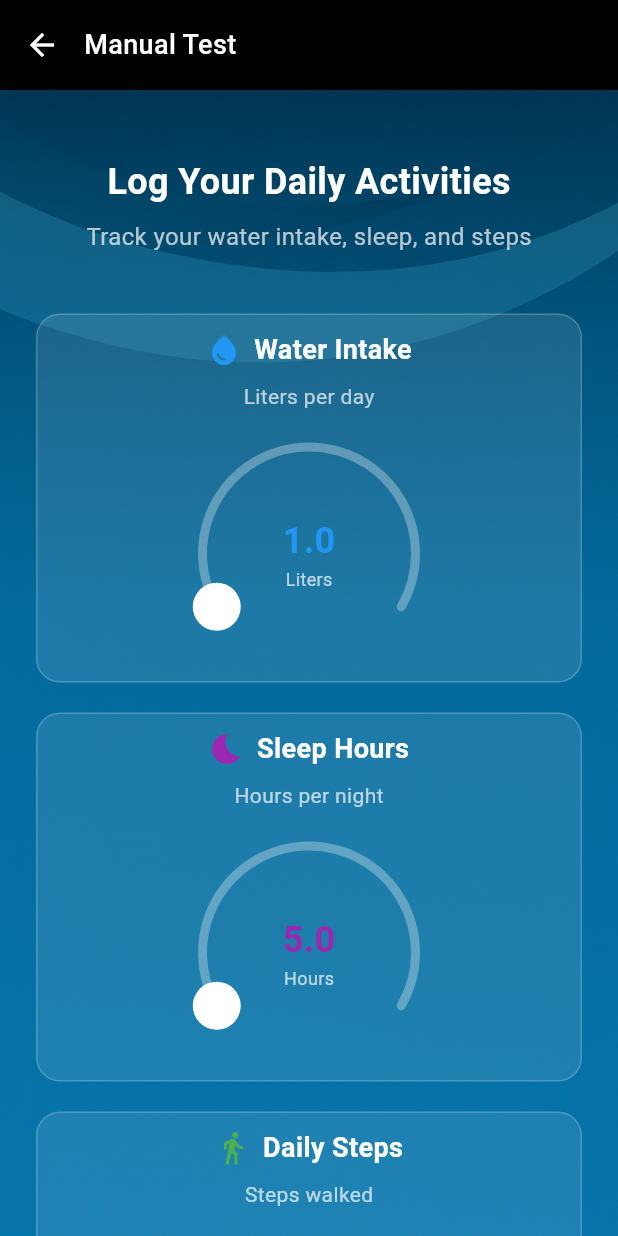
After one commit to lakshmanachimata/innovasense, a Flutter app: the ManualTestScreen screen opened directly, on a phone screen of 412 x 824 dp. The commit adds this screen. Run offline on Flutter 3.47's test engine with Material 3 defaults, Android fonts, the phone set to English and light mode, and no system bars; drawn by our look-alikes of sleek_circular_slider; our stand-ins replace image_picker, shared_preferences, webview_flutter; missing offline and left inert: encrypt, flutter_pdfview; accounts and stored records are empty; network calls fail.

Commit message:
added circular slider

```diff
--- /dev/null
+++ b/lib/models/manual_test_model.dart
@@ -0,0 +1,49 @@
+class ManualTestModel {
+  final double waterIntake; // 1.0-4.0 liters (0.5 step)
+  final double sleepHours; // 6.0-10.0 hours (0.5 step)
+  final int steps; // 1000-10000 steps
+
+  ManualTestModel({
+    required this.waterIntake,
+    required this.sleepHours,
+    required this.steps,
+  });
+
+  // Default values (lowest values as requested)
+  factory ManualTestModel.defaultValues() {
+    return ManualTestModel(waterIntake: 1.0, sleepHours: 5.0, steps: 1000);
+  }
+
+  Map<String, dynamic> toJson() {
+    return {
+      'waterIntake': waterIntake,
+      'sleepHours': sleepHours,
+      'steps': steps,
+    };
+  }
+
+  factory ManualTestModel.fromJson(Map<String, dynamic> json) {
+    return ManualTestModel(
+      waterIntake: (json['waterIntake'] ?? 1.0).toDouble(),
+      sleepHours: (json['sleepHours'] ?? 6.0).toDouble(),
+      steps: json['steps'] ?? 1000,
+    );
+  }
+
+  ManualTestModel copyWith({
+    double? waterIntake,
+    double? sleepHours,
+    int? steps,
+  }) {
+    return ManualTestModel(
+      waterIntake: waterIntake ?? this.waterIntake,
+      sleepHours: sleepHours ?? this.sleepHours,
+      steps: steps ?? this.steps,
+    );
+  }
+
+  @override
+  String toString() {
+    return 'ManualTestModel(waterIntake: $waterIntake, sleepHours: $sleepHours, steps: $steps)';
+  }
+}
--- /dev/null
+++ b/lib/views/manual_test_screen.dart
@@ -0,0 +1,355 @@
+import 'package:flutter/material.dart';
+import 'package:provider/provider.dart';
+import 'package:sleek_circular_slider/sleek_circular_slider.dart';
+
+import '../viewmodels/manual_test_viewmodel.dart';
+
+class ManualTestScreen extends StatefulWidget {
+  const ManualTestScreen({super.key});
+
+  @override
+  State<ManualTestScreen> createState() => _ManualTestScreenState();
+}
+
+class _ManualTestScreenState extends State<ManualTestScreen> {
+  @override
+  Widget build(BuildContext context) {
+    return ChangeNotifierProvider(
+      create: (context) => ManualTestViewModel(),
+      child: Scaffold(
+        backgroundColor: Colors.black,
+        body: Stack(
+          children: [
+            // Background Image
+            Container(
+              width: double.infinity,
+              height: double.infinity,
+              decoration: const BoxDecoration(
+                image: DecorationImage(
+                  image: AssetImage('assets/images/logged_bg.png'),
+                  fit: BoxFit.cover,
+                ),
+              ),
+            ),
+            // Content
+            SafeArea(
+              child: Column(
+                children: [
+                  // Header
+                  Container(
+                    width: double.infinity,
+                    height: 60,
+                    color: Colors.black,
+                    child: Padding(
+                      padding: const EdgeInsets.symmetric(horizontal: 16.0),
+                      child: Row(
+                        children: [
+                          // Back Button
+                          GestureDetector(
+                            onTap: () {
+                              Navigator.pop(context);
+                            },
+                            child: const Icon(
+                              Icons.arrow_back,
+                              color: Colors.white,
+                              size: 24,
+                            ),
+                          ),
+                          const SizedBox(width: 16),
+                          // Title
+                          const Text(
+                            'Manual Test',
+                            style: TextStyle(
+                              color: Colors.white,
+                              fontSize: 18,
+                              fontWeight: FontWeight.w500,
+                            ),
+                          ),
+                        ],
+                      ),
+                    ),
+                  ),
+                  // Scrollable Content
+                  Expanded(
+                    child: SingleChildScrollView(
+                      padding: const EdgeInsets.all(24.0),
+                      child: Column(
+                        children: [
+                          const SizedBox(height: 20),
+                          // Title
+                          const Text(
+                            'Log Your Daily Activities',
+                            style: TextStyle(
+                              color: Colors.white,
+                              fontSize: 24,
+                              fontWeight: FontWeight.bold,
+                            ),
+                          ),
+                          const SizedBox(height: 8),
+                          const Text(
+                            'Track your water intake, sleep, and steps',
+                            style: TextStyle(
+                              color: Colors.white70,
+                              fontSize: 16,
+                            ),
+                          ),
+                          const SizedBox(height: 40),
+                          // Circular Sliders
+                          Consumer<ManualTestViewModel>(
+                            builder: (context, viewModel, child) {
+                              return Column(
+                                children: [
+                                  // Water Intake Slider
+                                  _buildCircularSlider(
+                                    title: 'Water Intake',
+                                    subtitle: 'Liters per day',
+                                    value: viewModel.waterIntake,
+                                    minValue: 1.0,
+                                    maxValue: 5.0,
+                                    step: 0.5,
+                                    onChanged: viewModel.updateWaterIntake,
+                                    color: Colors.blue,
+                                    icon: Icons.water_drop,
+                                  ),
+                                  const SizedBox(height: 20),
+                                  // Sleep Hours Slider
+                                  _buildCircularSlider(
+                                    title: 'Sleep Hours',
+                                    subtitle: 'Hours per night',
+                                    value: viewModel.sleepHours,
+                                    minValue: 5.0,
+                                    maxValue: 10.0,
+                                    step: 0.5,
+                                    onChanged: viewModel.updateSleepHours,
+                                    color: Colors.purple,
+                                    icon: Icons.bedtime,
+                                  ),
+                                  const SizedBox(height: 20),
+                                  // Steps Slider
+                                  _buildCircularSlider(
+                                    title: 'Daily Steps',
+                                    subtitle: 'Steps walked',
+                                    value: viewModel.steps.toDouble(),
+                                    minValue: 1000.0,
+                                    maxValue: 12000.0,
+                                    onChanged: (double value) =>
+                                        viewModel.updateSteps(value.round()),
+                                    color: Colors.green,
+                                    icon: Icons.directions_walk,
+                                    showKFormat: true,
+                                  ),
+                                ],
+                              );
+                            },
+                          ),
+                          const SizedBox(height: 60),
+                          // Submit Button
+                          Consumer<ManualTestViewModel>(
+                            builder: (context, viewModel, child) {
+                              return SizedBox(
+                                width: double.infinity,
+                                height: 50,
+                                child: ElevatedButton(
+                                  onPressed: viewModel.isLoading
+                                      ? null
+                                      : () async {
+                                          final success = await viewModel
+                                              .submitManualTest();
+                                          if (success) {
+                                            ScaffoldMessenger.of(
+                                              context,
+                                            ).showSnackBar(
+                                              const SnackBar(
+                                                content: Text(
+                                                  'Manual test submitted successfully!',
+                                                ),
+                                                backgroundColor: Colors.green,
+                                              ),
+                                            );
+                                            Navigator.pop(context);
+                                          } else {
+                                            ScaffoldMessenger.of(
+                                              context,
+                                            ).showSnackBar(
+                                              SnackBar(
+                                                content: Text(
+                                                  viewModel.errorMessage ??
+                                                      'Failed to submit',
+                                                ),
+                                                backgroundColor: Colors.red,
+                                              ),
+                                            );
+                                          }
+                                        },
+                                  style: ElevatedButton.styleFrom(
+                                    backgroundColor: Colors.blue,
+                                    foregroundColor: Colors.white,
+                                    shape: RoundedRectangleBorder(
+                                      borderRadius: BorderRadius.circular(25),
+                                    ),
+                                    elevation: 0,
+                                  ),
+                                  child: viewModel.isLoading
+                                      ? const SizedBox(
+                                          width: 20,
+                                          height: 20,
+                                          child: CircularProgressIndicator(
+                                            color: Colors.white,
+                                            strokeWidth: 2,
+                                          ),
+                                        )
+                                      : const Text(
+                                          'Submit',
+                                          style: TextStyle(
+                                            fontSize: 16,
+                                            fontWeight: FontWeight.w600,
+                                          ),
+                                        ),
+                                ),
+                              );
+                            },
+                          ),
+                          const SizedBox(height: 20),
+                        ],
+                      ),
+                    ),
+                  ),
+                ],
+              ),
+            ),
+          ],
+        ),
+      ),
+    );
+  }
+
+  Widget _buildCircularSlider({
+    required String title,
+    required String subtitle,
+    required double value,
+    required double minValue,
+    required double maxValue,
+    required Function(double) onChanged,
+    required Color color,
+    required IconData icon,
+    bool showKFormat = false,
+    double? step, // Optional step for decimal values
+  }) {
+    return Container(
+      padding: const EdgeInsets.all(10),
+      decoration: BoxDecoration(
+        color: Colors.white.withOpacity(0.1),
+        borderRadius: BorderRadius.circular(16),
+        border: Border.all(color: Colors.white.withOpacity(0.2)),
+      ),
+      child: Column(
+        children: [
+          // Title and Icon
+          Row(
+            mainAxisAlignment: MainAxisAlignment.center,
+            children: [
+              Icon(icon, color: color, size: 24),
+              const SizedBox(width: 8),
+              Text(
+                title,
+                style: const TextStyle(
+                  color: Colors.white,
+                  fontSize: 18,
+                  fontWeight: FontWeight.w600,
+                ),
+              ),
+            ],
+          ),
+          const SizedBox(height: 8),
+          Text(
+            subtitle,
+            style: const TextStyle(color: Colors.white70, fontSize: 14),
+          ),
+          const SizedBox(height: 20),
+          // Sleek Circular Slider
+          SleekCircularSlider(
+            min: minValue,
+            max: maxValue,
+            initialValue: value,
+            onChange: (double newValue) {
+              // Apply step rounding if step is specified
+              if (step != null) {
+                final roundedValue = (newValue / step).round() * step;
+                onChanged(roundedValue);
+              } else {
+                onChanged(newValue.round().toDouble());
+              }
+            },
+            appearance: CircularSliderAppearance(
+              size: 150,
+              startAngle: 150,
+              angleRange: 240,
+              customWidths: CustomSliderWidths(
+                trackWidth: 6,
+                progressBarWidth: 8,
+                shadowWidth: 12,
+                handlerSize: 16,
+              ),
+              customColors: CustomSliderColors(
+                trackColor: Colors.white.withOpacity(0.3),
+                progressBarColor: color,
+                dotColor: Colors.white,
+                shadowColor: color.withOpacity(0.2),
+                shadowMaxOpacity: 0.3,
+              ),
+              infoProperties: InfoProperties(
+                mainLabelStyle: TextStyle(
+                  color: color,
+                  fontSize: 24,
+                  fontWeight: FontWeight.bold,
+                ),
+                bottomLabelStyle: const TextStyle(
+                  color: Colors.white70,
+                  fontSize: 12,
+                ),
+                bottomLabelText: _getUnit(title),
+                modifier: (double value) {
+                  if (showKFormat) {
+                    return _formatKValue(value);
+                  } else if (step != null && step < 1.0) {
+                    return value.toStringAsFixed(1);
+                  } else {
+                    return value.round().toString();
+                  }
+                },
+              ),
+            ),
+          ),
+        ],
+      ),
+    );
+  }
+
+  String _getUnit(String title) {
+    switch (title) {
+      case 'Water Intake':
+        return 'Liters';
+      case 'Sleep Hours':
+        return 'Hours';
+      case 'Daily Steps':
+        return 'Steps';
+      default:
+        return '';
+    }
+  }
+
+  String _formatKValue(double value) {
+    if (value >= 1000) {
+      return '${(value / 1000).toStringAsFixed(value % 1000 == 0 ? 0 : 1)}K';
+    }
+    return value.toString();
+  }
+
+  String _formatValue(double value, double? step) {
+    if (step != null && step < 1.0) {
+      // For decimal values, show 1 decimal place
+      return value.toStringAsFixed(1);
+    }
+    return value.toString();
+  }
+}
--- a/lib/views/test_screen.dart
+++ b/lib/views/test_screen.dart
@@ -994,6 +994,7 @@ class _TestScreenState extends State<TestScreen> {
               ),
               child: _selectedDeviceId != null
                   ? Row(
+                      mainAxisSize: MainAxisSize.min,
                       children: [
                         Expanded(
                           child: Text(
@@ -1102,6 +1103,7 @@ class _TestScreenState extends State<TestScreen> {
                 )
               : imageId != null && imageId != 0
               ? Row(
+                  mainAxisSize: MainAxisSize.min,
                   children: [
                     Expanded(
                       child: Text(
--- a/pubspec.yaml
+++ b/pubspec.yaml
@@ -43,6 +43,7 @@ dependencies:
   url_launcher: ^6.2.4
   path_provider: ^2.1.2
   flutter_pdfview: ^1.3.2
+  sleek_circular_slider: ^2.1.0
 
 dev_dependencies:
   flutter_test:
```
Also changed, not shown: lib/services/manual_test_service.dart (added, +56 -0 lines), lib/viewmodels/manual_test_viewmodel.dart (added, +105 -0 lines), lib/views/home_screen.dart (+5 -5 lines).
